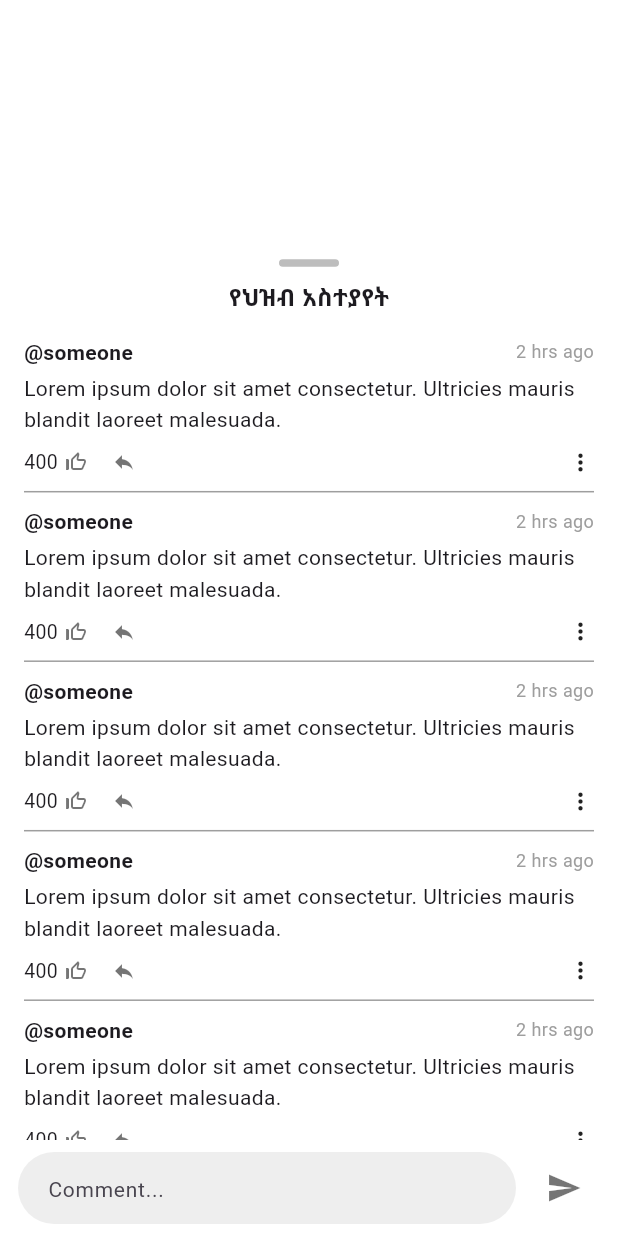
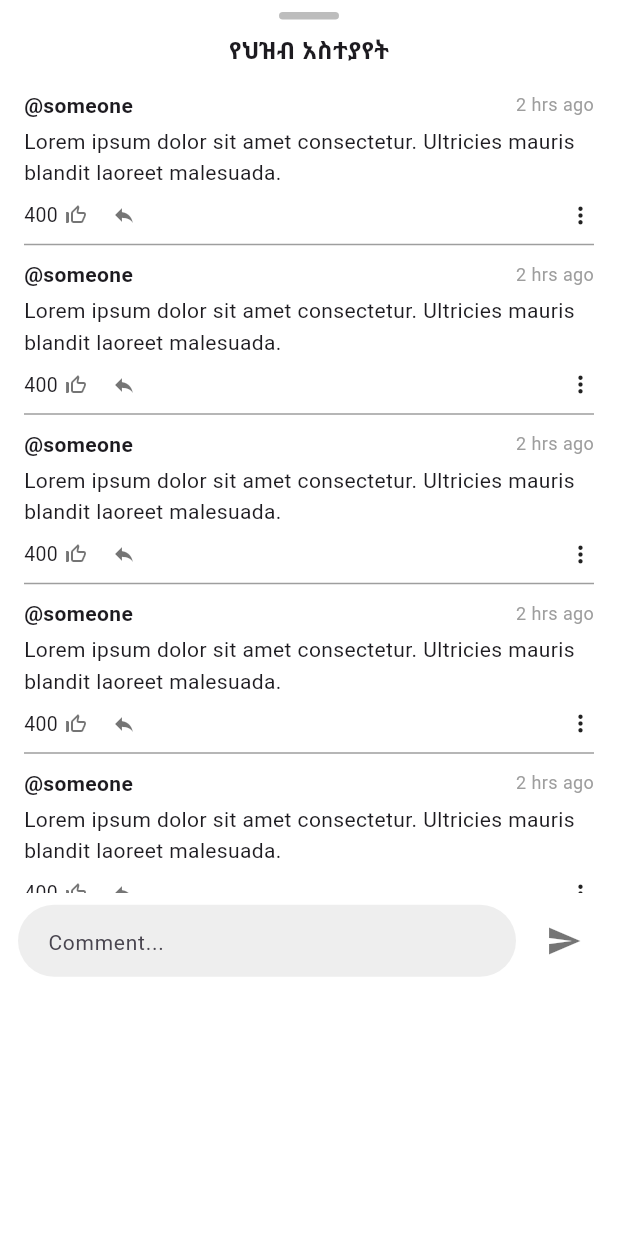
Before and after one commit to nathnael19/fm_radio, a Flutter app: the CommentBottomSheet widget shown alone on an empty page, opened directly, on a phone screen of 412 x 824 dp. Run offline on Flutter 3.47's test engine with Material 3 defaults, Android fonts, the phone set to English and light mode, and no system bars; our stand-ins replace font_awesome_flutter, google_fonts, smooth_page_indicator.

Commit message:
fixing the error with comment page

```diff
--- a/lib/Home/News/comment_bottom_sheet.dart
+++ b/lib/Home/News/comment_bottom_sheet.dart
@@ -24,18 +24,15 @@ class _CommentBottomSheetState extends State<CommentBottomSheet> {
 
   @override
   Widget build(BuildContext context) {
-    return DraggableScrollableSheet(
-      initialChildSize: 0.8, // Height when opened
-      minChildSize: 0.4, // Minimum height
-      maxChildSize: 1.0, // Full screen height
-      builder: (_, controller) => Container(
+    return Container(
+      height: MediaQuery.of(context).size.height * 0.8,
       decoration: const BoxDecoration(
         color: Colors.white,
         borderRadius: BorderRadius.vertical(top: Radius.circular(16)),
       ),
       child: Column(
         children: [
-            // Drag handle
+          // Optional drag handle (can be removed if not needed)
           Container(
             width: 40,
             height: 5,
@@ -46,7 +43,7 @@ class _CommentBottomSheetState extends State<CommentBottomSheet> {
             ),
           ),
 
-            // AppBar Title
+          // Title
           const Text(
             "የህዝብ አስተያየት",
             style: TextStyle(fontWeight: FontWeight.bold, fontSize: 16),
@@ -56,11 +53,7 @@ class _CommentBottomSheetState extends State<CommentBottomSheet> {
           // Comment list
           Expanded(
             child: ListView.separated(
-                controller: controller,
-                padding: const EdgeInsets.symmetric(
-                  horizontal: 16,
-                  vertical: 8,
-                ),
+              padding: const EdgeInsets.symmetric(horizontal: 16, vertical: 8),
               itemCount: comments.length,
               separatorBuilder: (context, index) =>
                   const Divider(color: Colors.grey, height: 20),
@@ -171,7 +164,6 @@ class _CommentBottomSheetState extends State<CommentBottomSheet> {
           ),
         ],
       ),
-      ),
     );
   }
 }
--- a/lib/Home/components/live_page.dart
+++ b/lib/Home/components/live_page.dart
@@ -55,13 +55,13 @@ class _LivePageState extends State<LivePage> {
                       right: 24,
                       bottom: 9,
                     ),
-                    height: 270,
+                    height: 310,
                     child: Row(
                       mainAxisAlignment: MainAxisAlignment.spaceBetween,
                       children: [
                         Container(
                           height: 270,
-                          margin: const EdgeInsets.only(right: 16, top: 16),
+                          margin: const EdgeInsets.only(right: 6, top: 16),
                           child: Column(
                             crossAxisAlignment: CrossAxisAlignment.center,
                             children: [
--- a/lib/Home/components/side_contaier.dart
+++ b/lib/Home/components/side_contaier.dart
@@ -9,7 +9,7 @@ class SideContainer extends StatelessWidget {
   Widget build(BuildContext context) {
     return Container(
       width: 300 * 0.21,
-      height: 255,
+      height: 285,
       margin: EdgeInsets.symmetric(vertical: 16),
       decoration: BoxDecoration(
         color: Colors.black54,
```
Lines whose indentation alone changed are shown as unchanged.
